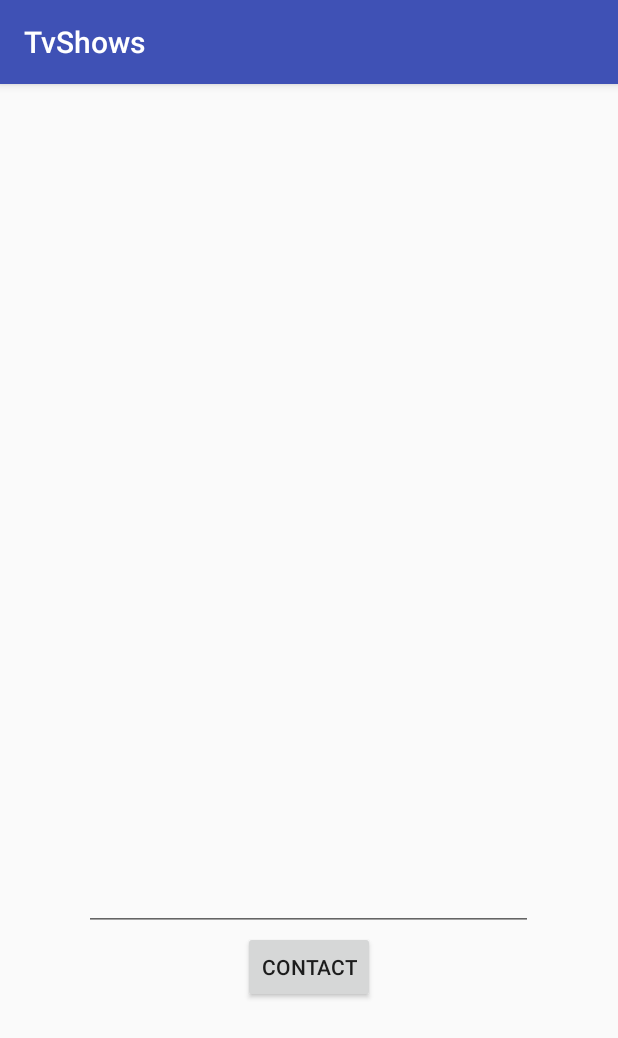
After one commit to tudorgergely/TVShows-Android, an Android app: the fragment Contact placed in its activity, on a phone screen of 412 x 824 dp. The commit adds this screen. Shown: the top 1038 px of the screen. Run offline under Robolectric (Android 15) with nearby library versions, the phone set to English and light mode, and no system bars; 2 statements that could not run were skipped.

Commit message:
Add redux Add contact page Add listview page

```diff
--- a/app/src/main/AndroidManifest.xml
+++ b/app/src/main/AndroidManifest.xml
@@ -15,6 +15,8 @@
                 <category android:name="android.intent.category.LAUNCHER"/>
             </intent-filter>
         </activity>
+        <activity android:name=".ListItem">
+        </activity>
     </application>
 
 </manifest>
--- a/app/src/main/java/com/example/tgergely/tvshows/MainActivity.kt
+++ b/app/src/main/java/com/example/tgergely/tvshows/MainActivity.kt
@@ -1,27 +1,45 @@
 package com.example.tgergely.tvshows
 
 import android.os.Bundle
+import android.support.v4.app.Fragment
+import android.support.v4.widget.DrawerLayout
 import android.support.v7.app.AppCompatActivity
+import android.widget.AdapterView
+import android.widget.ArrayAdapter
+import android.widget.ListView
+import com.example.tgergely.tvshows.containers.Contact
+import com.example.tgergely.tvshows.containers.Home
+import java.util.*
 
-class MainActivity : AppCompatActivity() {
+class MainActivity : AppCompatActivity(), Home.OnFragmentInteractionListener, Contact.OnFragmentInteractionListener {
 
-    override fun onCreate(savedInstanceState: Bundle?) {
-        super.onCreate(savedInstanceState)
+    private var mDrawerFragments: List<Fragment> = Arrays.asList(Home(), Contact())
+    private var mDrawerTitles: List<String>? = Arrays.asList("Home", "Contact")
+    private var mDrawerLayout: DrawerLayout? = null
+    private var mDrawerList: ListView? = null
+
+    override fun onCreate(savedState: Bundle?) {
+        super.onCreate(savedState)
         setContentView(R.layout.activity_main)
+
+        val fm = supportFragmentManager
+        val ft = fm.beginTransaction()
+
+        val fragOne = Home()
+        ft.add(R.id.content_frame, fragOne)
+        ft.commit()
+
+        mDrawerLayout = findViewById(R.id.drawer_layout) as DrawerLayout
+        mDrawerList = findViewById(R.id.left_drawer) as ListView
+
+        mDrawerList!!.adapter = ArrayAdapter(this, android.R.layout.simple_list_item_1, mDrawerTitles)
+        mDrawerList!!.onItemClickListener = AdapterView.OnItemClickListener { adapterView, view, i, l -> selectItem(i) }
     }
 
-    fun toJSON(collection: Collection<Int>): String {
-        val sb = StringBuilder()
-        sb.append("[")
-        val iterator = collection.iterator()
-        while (iterator.hasNext()) {
-            val element = iterator.next()
-            sb.append(element)
-            if (iterator.hasNext()) {
-                sb.append(", ")
-            }
-        }
-        sb.append("]")
-        return sb.toString()
+    private fun selectItem(position: Int) {
+        supportFragmentManager.beginTransaction().replace(R.id.content_frame, mDrawerFragments[position]).commit()
+        mDrawerList!!.setItemChecked(position, true)
+        title = mDrawerTitles!![position]
+        mDrawerLayout!!.closeDrawer(mDrawerList)
     }
 }
--- /dev/null
+++ b/app/src/main/java/com/example/tgergely/tvshows/containers/Contact.kt
@@ -0,0 +1,64 @@
+package com.example.tgergely.tvshows.containers
+
+import android.content.Context
+import android.content.Intent
+import android.os.Bundle
+import android.support.v4.app.Fragment
+import android.view.LayoutInflater
+import android.view.View
+import android.view.ViewGroup
+import android.widget.Button
+import android.widget.EditText
+import android.widget.Toast
+import com.example.tgergely.tvshows.R
+
+class Contact : Fragment() {
+    private var mListener: OnFragmentInteractionListener? = null
+
+    override fun onCreate(savedInstanceState: Bundle?) {
+        super.onCreate(savedInstanceState)
+        if (arguments != null) {
+        }
+    }
+
+    override fun onCreateView(inflater: LayoutInflater?, container: ViewGroup?,
+                              savedInstanceState: Bundle?): View? {
+        val view = inflater!!.inflate(R.layout.fragment_contact, container, false)
+
+        val btn = view?.findViewById(R.id.contactButton) as Button
+        val input = view?.findViewById(R.id.contactInput) as EditText
+        btn.setOnClickListener { contactButtonClicked(input.text.toString()) }
+        return view
+    }
+
+    override fun onAttach(context: Context?) {
+        super.onAttach(context)
+        if (context is OnFragmentInteractionListener) {
+            mListener = context as OnFragmentInteractionListener?
+        } else {
+            throw RuntimeException(context!!.toString() + " must implement OnFragmentInteractionListener")
+        }
+    }
+
+    override fun onDetach() {
+        super.onDetach()
+        mListener = null
+    }
+
+    private fun contactButtonClicked(body: String) {
+        val i = Intent(Intent.ACTION_SEND)
+        i.type = "message/rfc822"
+        i.putExtra(Intent.EXTRA_EMAIL, arrayOf("tudorgergely@gmail.com"))
+        i.putExtra(Intent.EXTRA_SUBJECT, "Contact")
+        i.putExtra(Intent.EXTRA_TEXT, body)
+        try {
+            startActivity(Intent.createChooser(i, "Send mail..."))
+        } catch (ex: android.content.ActivityNotFoundException) {
+            Toast.makeText(context, "There are no email clients installed.", Toast.LENGTH_SHORT).show()
+        }
+
+    }
+
+    interface OnFragmentInteractionListener {
+    }
+}
--- /dev/null
+++ b/app/src/main/java/com/example/tgergely/tvshows/containers/Home.kt
@@ -0,0 +1,63 @@
+package com.example.tgergely.tvshows.containers
+
+
+import android.content.Context
+import android.content.Intent
+import android.os.Bundle
+import android.support.v4.app.Fragment
+import android.view.LayoutInflater
+import android.view.View
+import android.view.ViewGroup
+import android.widget.ArrayAdapter
+import android.widget.ListView
+import com.example.tgergely.tvshows.ListItem
+
+import com.example.tgergely.tvshows.R
+import com.example.tgergely.tvshows.redux.ducks.Home.ITEMS_INIT
+import com.example.tgergely.tvshows.redux.ducks.Home.homeStore
+
+class Home : Fragment() {
+    private var mListener: OnFragmentInteractionListener? = null
+    private var mItemsListView: ListView? = null
+    private var mItemsList: List<String> = emptyList()
+
+    override fun onCreate(savedInstanceState: Bundle?) {
+        super.onCreate(savedInstanceState)
+        if (arguments != null) {
+        }
+    }
+
+    override fun onCreateView(inflater: LayoutInflater?, container: ViewGroup?,
+                              savedInstanceState: Bundle?): View? {
+        val view = inflater!!.inflate(R.layout.fragment_home, container, false)
+        mItemsListView = view!!.findViewById(R.id.list) as ListView
+        homeStore.subscribe({
+            mItemsList = homeStore.state.items
+        })
+        homeStore.dispatch(ITEMS_INIT)
+        mItemsListView?.adapter = ArrayAdapter(context, android.R.layout.simple_list_item_1, android.R.id.text1, mItemsList)
+        mItemsListView?.setOnItemClickListener { adapterView, view, i, l ->
+            val intent = Intent(context, ListItem::class.java)
+            intent.putExtra("item", mItemsList[i])
+            startActivity(intent)
+        }
+        return view
+    }
+
+    override fun onAttach(context: Context?) {
+        super.onAttach(context)
+        if (context is OnFragmentInteractionListener) {
+            mListener = context as OnFragmentInteractionListener?
+        } else {
+            throw RuntimeException(context!!.toString() + " must implement OnFragmentInteractionListener")
+        }
+    }
+
+    override fun onDetach() {
+        super.onDetach()
+        mListener = null
+    }
+
+    interface OnFragmentInteractionListener {
+    }
+}
--- /dev/null
+++ b/app/src/main/java/com/example/tgergely/tvshows/redux/ApplicationState.kt
@@ -0,0 +1,5 @@
+package com.example.tgergely.tvshows.redux
+
+data class ApplicationState(
+        val items: List<String> = emptyList()
+)
--- /dev/null
+++ b/app/src/main/java/com/example/tgergely/tvshows/redux/ducks/Home/Home.kt
@@ -0,0 +1,20 @@
+package com.example.tgergely.tvshows.redux.ducks.Home
+
+import com.brianegan.bansa.Action
+import com.brianegan.bansa.BaseStore
+import com.brianegan.bansa.Reducer
+import com.example.tgergely.tvshows.redux.ApplicationState
+import com.example.tgergely.tvshows.redux.middleware.itemsLoad
+
+object ITEMS_INIT : Action
+data class ITEMS_LOAD_COMPLETE(val items: List<String>) : Action
+
+private val reducer = Reducer<ApplicationState> { state, action ->
+    when (action) {
+        is ITEMS_INIT -> ApplicationState()
+        is ITEMS_LOAD_COMPLETE -> ApplicationState(items = action.items)
+        else -> state
+    }
+}
+
+val homeStore = BaseStore(ApplicationState(), reducer, itemsLoad)
--- /dev/null
+++ b/app/src/main/java/com/example/tgergely/tvshows/redux/middleware/ItemsLoad.kt
@@ -0,0 +1,16 @@
+package com.example.tgergely.tvshows.redux.middleware
+
+import com.brianegan.bansa.Middleware
+import com.brianegan.bansaKotlin.invoke
+import com.example.tgergely.tvshows.redux.ApplicationState
+import com.example.tgergely.tvshows.redux.ducks.Home.ITEMS_INIT
+import com.example.tgergely.tvshows.redux.ducks.Home.ITEMS_LOAD_COMPLETE
+
+val itemsLoad = Middleware<ApplicationState> { store, action, next ->
+    when (action) {
+        is ITEMS_INIT -> {
+            next(ITEMS_LOAD_COMPLETE(arrayListOf("a", "b", "c", "d")))
+        }
+        else -> next(action)
+    }
+}
--- a/app/src/main/res/layout/activity_main.xml
+++ b/app/src/main/res/layout/activity_main.xml
@@ -1,17 +1,20 @@
 <?xml version="1.0" encoding="utf-8"?>
-<RelativeLayout
+
+<android.support.v4.widget.DrawerLayout
         xmlns:android="http://schemas.android.com/apk/res/android"
-        xmlns:tools="http://schemas.android.com/tools"
+        android:id="@+id/drawer_layout"
         android:layout_width="match_parent"
-        android:layout_height="match_parent"
-        android:paddingLeft="@dimen/activity_horizontal_margin"
-        android:paddingRight="@dimen/activity_horizontal_margin"
-        android:paddingTop="@dimen/activity_vertical_margin"
-        android:paddingBottom="@dimen/activity_vertical_margin"
-        tools:context="com.example.tgergely.tvshows.MainActivity">
-
-    <TextView
-            android:text="Hello World!"
-            android:layout_width="wrap_content"
-            android:layout_height="wrap_content"/>
-</RelativeLayout>
+        android:layout_height="match_parent">
+    <!-- The main content view -->
+    <FrameLayout
+            android:id="@+id/content_frame"
+            android:layout_width="match_parent"
+            android:layout_height="match_parent"/>
+    <!-- The navigation drawer -->
+    <ListView android:id="@+id/left_drawer"
+              android:layout_width="240dp"
+              android:layout_height="match_parent"
+              android:layout_gravity="start"
+              android:choiceMode="singleChoice"
+              android:background="#fff"/>
+</android.support.v4.widget.DrawerLayout>
--- /dev/null
+++ b/app/src/main/res/layout/fragment_contact.xml
@@ -0,0 +1,21 @@
+<RelativeLayout xmlns:android="http://schemas.android.com/apk/res/android"
+             xmlns:tools="http://schemas.android.com/tools"
+             android:layout_width="match_parent"
+             android:layout_height="match_parent"
+             tools:context="com.example.tgergely.tvshows.containers.Contact">
+
+    <Button
+            android:layout_width="wrap_content"
+            android:layout_height="wrap_content"
+            android:text="@string/contact"
+            android:id="@+id/contactButton"
+            android:layout_gravity="center" android:layout_alignParentBottom="true"
+            android:layout_centerHorizontal="true" android:layout_marginBottom="155dp"/>
+    <EditText
+            android:layout_width="299dp"
+            android:layout_height="100dp"
+            android:id="@+id/contactInput"
+            android:layout_gravity="center_horizontal|top"
+            android:layout_above="@+id/contactButton" android:layout_centerHorizontal="true"/>
+
+</RelativeLayout>
--- a/app/src/main/res/values/dimens.xml
+++ b/app/src/main/res/values/dimens.xml
@@ -2,4 +2,5 @@
     <!-- Default screen margins, per the Android Design guidelines. -->
     <dimen name="activity_horizontal_margin">16dp</dimen>
     <dimen name="activity_vertical_margin">16dp</dimen>
+    <dimen name="List_row_padding">16dp</dimen>
 </resources>
--- a/app/src/main/res/values/strings.xml
+++ b/app/src/main/res/values/strings.xml
@@ -1,3 +1,6 @@
 <resources>
     <string name="app_name">TvShows</string>
+    <string name="contact">Contact</string>
+
+    <string name="hello_blank_fragment">Hello blank fragment</string>
 </resources>
--- a/build.gradle
+++ b/build.gradle
@@ -8,6 +8,7 @@ buildscript {
     dependencies {
         classpath 'com.android.tools.build:gradle:2.0.0'
         classpath "org.jetbrains.kotlin:kotlin-gradle-plugin:$kotlin_version"
+//        classpath 'com.google.gms:google-services:3.0.0'
 
         // NOTE: Do not place your application dependencies here; they belong
         // in the individual module build.gradle files
```
Also changed, not shown: app/build.gradle (+8 -3 lines), app/src/main/java/com/example/tgergely/tvshows/ListItem.kt (added, +18 -0 lines), app/src/main/res/layout/activity_list_item.xml (added, +20 -0 lines), app/src/main/res/layout/fragment_home.xml (added, +12 -0 lines), 1 other file.
